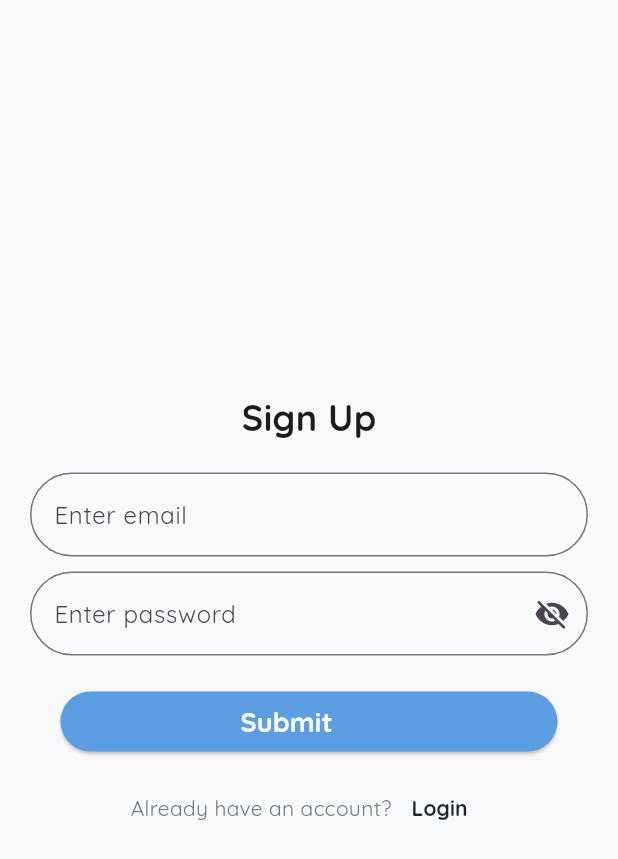
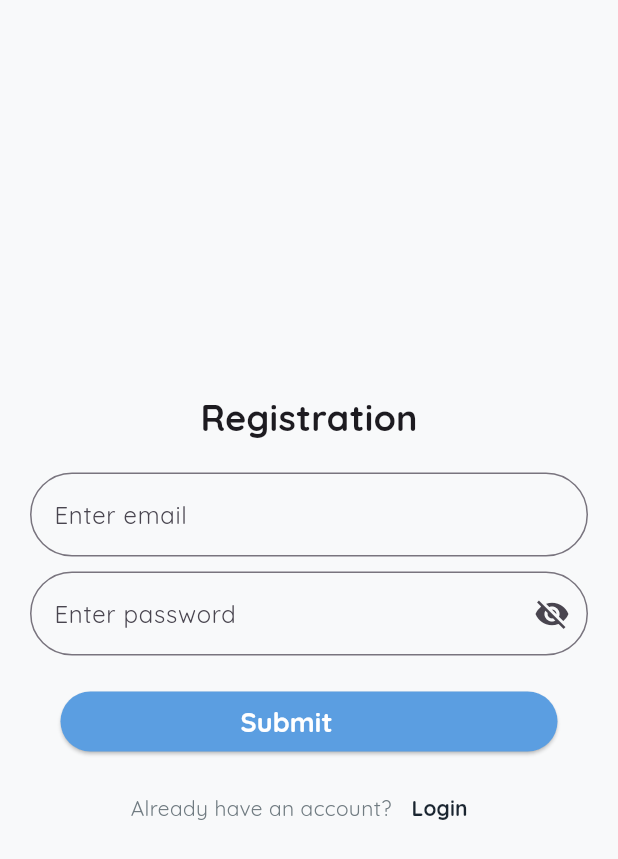
Before and after one commit to HRSalet/shoe_com, a Flutter app: the SignupPage screen opened directly, on a phone screen of 412 x 824 dp. Shown: the top 859 px of the screen. Run offline on Flutter 3.47's test engine with Material 3 defaults, Android fonts, the phone set to English and light mode, and no system bars; our stand-ins replace firebase_auth, firebase_core, font_awesome_flutter, simple_animations, supercharged; accounts and stored records are empty.

Commit message:
updated 4

```diff
--- a/lib/view/authentication/signup.dart
+++ b/lib/view/authentication/signup.dart
@@ -50,7 +50,7 @@ class _SignupPageState extends State<SignupPage> {
           mainAxisAlignment: MainAxisAlignment.center,
           children: [
             Text(
-              "Sign Up",
+              "Registration",
               style: TextStyle(fontSize: 24, fontWeight: FontWeight.bold),
             ),
             SizedBox(height: 20),
```
